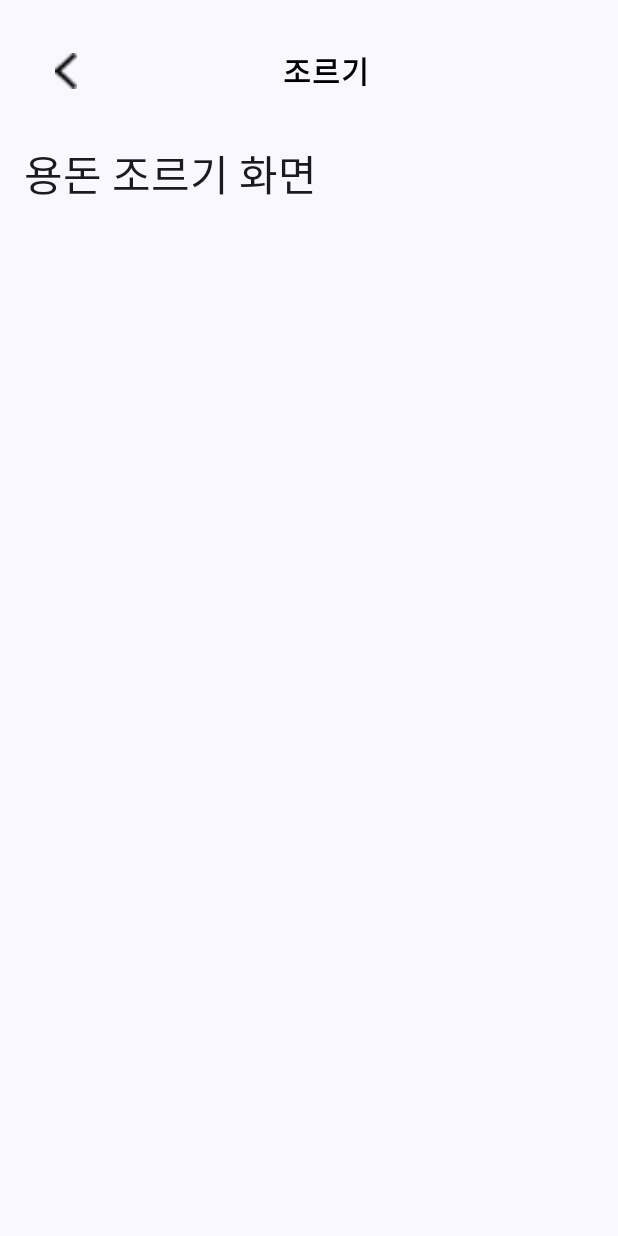
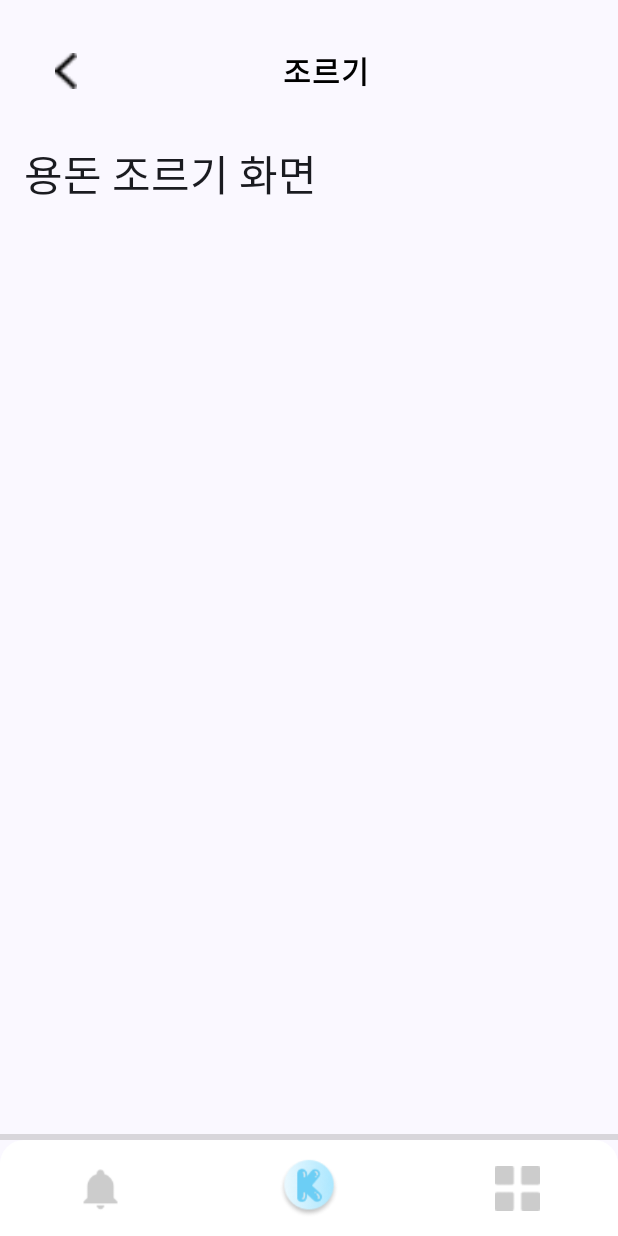
Before and after one commit to dbdbais/Kids-Wallet, an Android app built with Jetpack Compose: the BeggingScreen screen opened through its navigation route, on a phone screen of 412 x 824 dp. Run offline under Robolectric (Android 15) with nearby library versions, the light colour scheme and no system bars.

Commit message:
feat: add Bottom UI

```diff
--- /dev/null
+++ b/Frontend/client/KidsWallet/app/src/main/java/com/ssafy/kidswallet/ui/components/Bottom.kt
@@ -0,0 +1,68 @@
+package com.ssafy.kidswallet.ui.components
+
+import androidx.compose.foundation.Image
+import androidx.compose.foundation.background
+import androidx.compose.foundation.clickable
+import androidx.compose.foundation.layout.Arrangement
+import androidx.compose.foundation.layout.Box
+import androidx.compose.foundation.layout.Row
+import androidx.compose.foundation.layout.fillMaxWidth
+import androidx.compose.foundation.layout.height
+import androidx.compose.foundation.layout.padding
+import androidx.compose.foundation.layout.size
+import androidx.compose.foundation.shape.CircleShape
+import androidx.compose.foundation.shape.RoundedCornerShape
+import androidx.compose.runtime.Composable
+import androidx.compose.ui.Alignment
+import androidx.compose.ui.Modifier
+import androidx.compose.ui.draw.drawBehind
+import androidx.compose.ui.draw.shadow
+import androidx.compose.ui.graphics.Color
+import androidx.compose.ui.graphics.Paint
+import androidx.compose.ui.graphics.drawscope.drawIntoCanvas
+import androidx.compose.ui.graphics.drawscope.withTransform
+import androidx.compose.ui.res.painterResource
+import androidx.compose.ui.unit.dp
+import androidx.navigation.NavController
+import com.ssafy.kidswallet.R
+
+@Composable
+fun BottomNavigationBar(modifier: Modifier = Modifier) {
+    Row(
+        modifier = modifier
+            .fillMaxWidth()
+            .height(64.dp)
+            .background(Color.White, shape = RoundedCornerShape(topStart = 16.dp, topEnd = 16.dp))
+            .drawBehind {
+                val shadowHeight = 4.dp.toPx()
+
+                // 상단 그림자
+                withTransform({
+                    translate(top = -shadowHeight)
+                }) {
+                    drawRect(
+                        color = Color.Gray.copy(alpha = 0.3f),
+                        size = size.copy(height = shadowHeight)
+                    )
+                }
+            },
+        horizontalArrangement = Arrangement.SpaceAround,
+        verticalAlignment = Alignment.CenterVertically
+    ) {
+        Image(
+            painter = painterResource(id = R.drawable.icon_alert),
+            contentDescription = "Alert",
+            modifier = Modifier.size(30.dp)
+        )
+        Image(
+            painter = painterResource(id = R.drawable.home),
+            contentDescription = "Home",
+            modifier = Modifier.size(40.dp)
+        )
+        Image(
+            painter = painterResource(id = R.drawable.icon_regular),
+            contentDescription = "Regular",
+            modifier = Modifier.size(30.dp)
+        )
+    }
+}
--- a/Frontend/client/KidsWallet/app/src/main/java/com/ssafy/kidswallet/ui/screens/begging/Begging.kt
+++ b/Frontend/client/KidsWallet/app/src/main/java/com/ssafy/kidswallet/ui/screens/begging/Begging.kt
@@ -1,6 +1,7 @@
 package com.ssafy.kidswallet.ui.screens.begging
 
 import androidx.compose.foundation.layout.Arrangement
+import androidx.compose.foundation.layout.Box
 import androidx.compose.foundation.layout.Column
 import androidx.compose.foundation.layout.Spacer
 import androidx.compose.foundation.layout.fillMaxSize
@@ -9,22 +10,32 @@ import androidx.compose.foundation.layout.padding
 import androidx.compose.material3.MaterialTheme
 import androidx.compose.material3.Text
 import androidx.compose.runtime.Composable
+import androidx.compose.ui.Alignment
 import androidx.compose.ui.Modifier
+import androidx.compose.ui.text.style.LineHeightStyle
 import androidx.compose.ui.unit.dp
 import androidx.navigation.NavController
-import androidx.navigation.NavHostController
-import com.ssafy.kidswallet.ui.components.BackButton
+import com.ssafy.kidswallet.ui.components.BottomNavigationBar
 import com.ssafy.kidswallet.ui.components.Top
 
 @Composable
 fun BeggingScreen(navController: NavController) {
-    Column(
+    Box(
         modifier = Modifier
             .fillMaxSize()
-            .padding(16.dp),
     ) {
-        Top(title = "조르기", navController = navController) // BackButton 사용
-        Spacer(modifier = Modifier.height(16.dp))
-        Text(text = "용돈 조르기 화면", style = MaterialTheme.typography.headlineMedium)
+        Column(
+            modifier = Modifier
+                .fillMaxSize()
+                .padding(16.dp),
+            verticalArrangement = Arrangement.Top
+        ) {
+            Top(title = "조르기", navController = navController)
+            Spacer(modifier = Modifier.height(16.dp))
+            Text(text = "용돈 조르기 화면", style = MaterialTheme.typography.headlineMedium)
+        }
+        BottomNavigationBar(
+            modifier = Modifier.align(Alignment.BottomCenter)
+        )
     }
 }
--- a/Frontend/client/KidsWallet/app/src/main/java/com/ssafy/kidswallet/ui/screens/signup/SignUp.kt
+++ b/Frontend/client/KidsWallet/app/src/main/java/com/ssafy/kidswallet/ui/screens/signup/SignUp.kt
@@ -182,7 +182,7 @@ fun SignUp(navController: NavController) {
             GenderSelection(selectedGender) { selectedGender = it }
             RoleSelection(selectedRole) { selectedRole = it }
 
-            Spacer(modifier = Modifier.height(8.dp))
+            Spacer(modifier = Modifier.height(80.dp))
 
             GradientButton(
                 onClick = {
```
Also changed, not shown: 1 other file.
